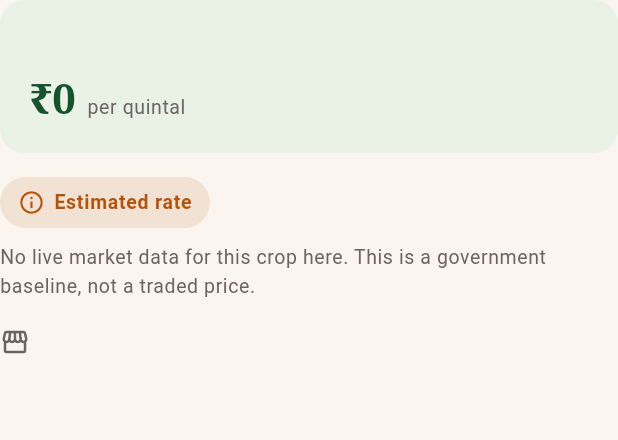
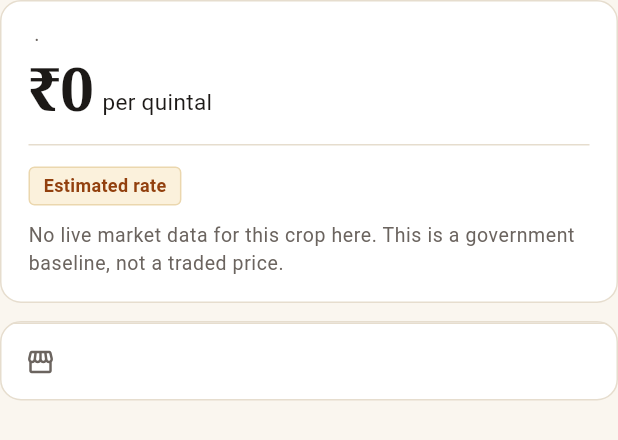
Before and after one commit to Parmarprashant/kisandost, a Flutter app: the _PriceCard widget shown alone on an empty page, opened directly with empty values, on a phone screen of 412 x 824 dp. Shown: the top 440 px of the screen. Run offline on Flutter 3.47's test engine with Material 3 defaults, Android fonts, the phone set to English and light mode, and no system bars; our stand-ins replace cached_network_image, connectivity_plus, dio, firebase_core, firebase_messaging, flutter_image_compress and 10 more; missing offline and left inert: flutter_web_auth_2, home_widget, mobile_scanner; accounts and stored records are empty; network calls fail.

Commit message:
feat(mobile): Market tab, and the mandi card leads with provenance
Renames the Insights tab to Market and swaps its underlined tabs for a
segmented control: mandi rate, yield and margin all answer the same question
and the farmer is switching between them, not navigating away.

The price card now leads with the figure and draws the day's spread. A
single headline rate hides the bottom of the range, which is what a farmer
deciding whether to load the trolley this morning actually needs.

The source badge becomes the shared provenance chip, so a substituted
national average or MSP baseline is marked the same way here as everywhere
else. This route never fails — when the government feed has nothing it
returns a calculated figure with success — so the chip is the only thing
standing between a farmer and a number nobody traded at.

Drops the floating ask button from this tab; it collided with the raised
scan button and Ask is a drawer destination.

```diff
--- a/kisan_app/lib/features/mandi/presentation/mandi_screen.dart
+++ b/kisan_app/lib/features/mandi/presentation/mandi_screen.dart
@@ -4,6 +4,7 @@ import 'package:intl/intl.dart';
 
 import '../../../app/theme/app_colors.dart';
 import '../../../core/network/api_exception.dart';
+import '../../../app/theme/kit.dart';
 import '../../../l10n/app_localizations.dart';
 import '../data/mandi_models.dart';
 import '../data/mandi_repository.dart';
@@ -108,7 +109,8 @@ class _PriceCard extends StatelessWidget {
   @override
   Widget build(BuildContext context) {
     final l10n = L10n.of(context);
-    final text = Theme.of(context).textTheme;
+    final theme = Theme.of(context);
+    final text = theme.textTheme;
     final rupees = NumberFormat.decimalPattern(
       Localizations.localeOf(context).toString(),
     );
@@ -116,34 +118,39 @@ class _PriceCard extends StatelessWidget {
     return Column(
       crossAxisAlignment: CrossAxisAlignment.start,
       children: [
-        Container(
-          width: double.infinity,
-          padding: const EdgeInsets.all(20),
-          decoration: BoxDecoration(
-            borderRadius: BorderRadius.circular(16),
-            color: AppColors.primaryContainer,
-          ),
+        KdCard(
+          padding: const EdgeInsets.fromLTRB(18, 16, 18, 16),
           child: Column(
             crossAxisAlignment: CrossAxisAlignment.start,
             children: [
-              Text(price.crop, style: text.titleMedium),
-              const SizedBox(height: 8),
-              Row(
-                crossAxisAlignment: CrossAxisAlignment.baseline,
-                textBaseline: TextBaseline.alphabetic,
-                children: [
+              // The API can answer with a mandi in a different district from
+              // the one requested, so the returned location is shown here
+              // rather than the query the farmer typed.
               Text(
-                    '₹${rupees.format(price.pricePerQuintal)}',
-                    style: text.displaySmall?.copyWith(
-                      color: AppColors.primary,
+                '${price.crop} · ${price.location}',
+                maxLines: 2,
+                style: text.bodySmall,
               ),
-                  ),
-                  const SizedBox(width: 8),
-                  Text(l10n.mandiPerQuintal, style: text.bodySmall),
-                ],
+              const SizedBox(height: 2),
+              Figure(
+                value: '₹${rupees.format(price.pricePerQuintal)}',
+                unit: l10n.mandiPerQuintal,
+                size: 40,
               ),
               if (price.hasRange) ...[
-                const SizedBox(height: 6),
+                const SizedBox(height: 16),
+                // The day's spread, drawn. A farmer deciding whether to load
+                // the trolley cares about the bottom of the range, which a
+                // single headline figure hides.
+                MiniBars(
+                  values: [
+                    price.minPrice.toDouble(),
+                    price.pricePerQuintal.toDouble(),
+                    price.maxPrice.toDouble(),
+                  ],
+                  height: 44,
+                ),
+                const SizedBox(height: 8),
                 Text(
                   // gen_l10n orders placeholder parameters ALPHABETICALLY,
                   // not in the order they appear in the string. For
@@ -157,14 +164,14 @@ class _PriceCard extends StatelessWidget {
                   style: text.bodySmall,
                 ),
               ],
-            ],
-          ),
-        ),
-        const SizedBox(height: 16),
+              const SizedBox(height: 14),
+              Divider(height: 1, color: theme.colorScheme.outline),
+              const SizedBox(height: 14),
 
               // Where the number came from. The route reports five different
-        // sources and substitutes a calculated baseline when the feed has
-        // nothing, so saying which kind this is matters more than the number.
+              // sources and substitutes a calculated baseline when the feed
+              // has nothing, so saying which kind this is matters more than
+              // the number itself.
               _SourceBadge(confidence: price.confidence),
 
               if (price.confidence != PriceConfidence.live) ...[
@@ -176,10 +183,15 @@ class _PriceCard extends StatelessWidget {
                   style: text.bodySmall,
                 ),
               ],
+            ],
+          ),
+        ),
 
-        const SizedBox(height: 16),
-        // The API can answer with a mandi in a different district from the one
-        // requested, so the returned location is shown rather than the query.
+        const SizedBox(height: 12),
+        KdCard(
+          clip: true,
+          child: Column(
+            children: [
               _Row(icon: Icons.storefront_outlined, label: price.location),
               if (price.arrivalDate.isNotEmpty)
                 _Row(
@@ -188,6 +200,9 @@ class _PriceCard extends StatelessWidget {
                 ),
               if (price.variety.isNotEmpty)
                 _Row(icon: Icons.grass_outlined, label: price.variety),
+            ],
+          ),
+        ),
       ],
     );
   }
@@ -202,43 +217,20 @@ class _SourceBadge extends StatelessWidget {
   Widget build(BuildContext context) {
     final l10n = L10n.of(context);
 
-    final (label, icon, color) = switch (confidence) {
-      PriceConfidence.live => (
-        l10n.mandiLive,
-        Icons.verified_outlined,
-        AppColors.success,
+    return switch (confidence) {
+      PriceConfidence.live => ProvenanceChip.always(
+        Provenance.live,
+        label: l10n.mandiLive,
       ),
-      PriceConfidence.indicative => (
-        l10n.mandiIndicative,
-        Icons.history,
-        AppColors.sky,
+      PriceConfidence.indicative => ProvenanceChip(
+        Provenance.indicative,
+        label: l10n.mandiIndicative,
       ),
-      PriceConfidence.estimated => (
-        l10n.mandiEstimate,
-        Icons.info_outline,
-        AppColors.secondary,
+      PriceConfidence.estimated => ProvenanceChip(
+        Provenance.estimated,
+        label: l10n.mandiEstimate,
       ),
     };
-
-    return Container(
-      padding: const EdgeInsets.symmetric(horizontal: 12, vertical: 8),
-      decoration: BoxDecoration(
-        borderRadius: BorderRadius.circular(999),
-        color: color.withValues(alpha: 0.12),
-      ),
-      child: Row(
-        mainAxisSize: MainAxisSize.min,
-        children: [
-          Icon(icon, size: 18, color: color),
-          const SizedBox(width: 6),
-          Text(
-            label,
-            style: Theme.of(context).textTheme.labelMedium
-                ?.copyWith(color: color),
-          ),
-        ],
-      ),
-    );
   }
 }
 
@@ -250,8 +242,13 @@ class _Row extends StatelessWidget {
 
   @override
   Widget build(BuildContext context) {
-    return Padding(
-      padding: const EdgeInsets.only(bottom: 10),
+    return Container(
+      padding: const EdgeInsets.symmetric(horizontal: 16, vertical: 13),
+      decoration: BoxDecoration(
+        border: Border(
+          top: BorderSide(color: Theme.of(context).colorScheme.outline),
+        ),
+      ),
       child: Row(
         children: [
           Icon(icon, size: 20, color: AppColors.muted),
--- a/kisan_app/lib/features/predictions/presentation/insights_screen.dart
+++ b/kisan_app/lib/features/predictions/presentation/insights_screen.dart
@@ -1,7 +1,7 @@
 import 'package:flutter/material.dart';
 
 import '../../../../app/shell/app_drawer.dart';
-import '../../../app/shell/ask_fab.dart';
+import '../../../app/theme/app_theme.dart';
 import '../../../l10n/app_localizations.dart';
 import '../../mandi/presentation/mandi_screen.dart';
 import 'profit_tab.dart';
@@ -19,21 +19,49 @@ class InsightsScreen extends StatelessWidget {
   Widget build(BuildContext context) {
     final l10n = L10n.of(context);
 
+    final theme = Theme.of(context);
+
     return DefaultTabController(
       length: 3,
       child: Scaffold(
         drawer: const AppDrawer(),
         appBar: AppBar(
-          title: Text(l10n.navInsights),
-          bottom: TabBar(
-            tabs: [
-              Tab(text: l10n.predTabMandi),
-              Tab(text: l10n.predTabYield),
-              Tab(text: l10n.predTabProfit),
-            ],
+          title: Text(l10n.navMarket, style: theme.textTheme.headlineSmall),
+          bottom: PreferredSize(
+            preferredSize: const Size.fromHeight(54),
+            child: Padding(
+              padding: const EdgeInsets.fromLTRB(16, 0, 16, 10),
+              // A segmented control rather than underlined tabs: all three
+              // answer the same question and the farmer is switching between
+              // them, not navigating away.
+              child: Container(
+                padding: const EdgeInsets.all(4),
+                decoration: BoxDecoration(
+                  color: theme.colorScheme.surfaceContainerHighest,
+                  borderRadius: BorderRadius.circular(AppTheme.radiusButton),
+                  border: Border.all(color: theme.colorScheme.outline),
+                ),
+                child: TabBar(
+                  dividerColor: Colors.transparent,
+                  indicatorSize: TabBarIndicatorSize.tab,
+                  indicator: BoxDecoration(
+                    color: theme.colorScheme.primary,
+                    borderRadius: BorderRadius.circular(7),
+                  ),
+                  labelColor: theme.colorScheme.onPrimary,
+                  unselectedLabelColor: theme.colorScheme.onSurfaceVariant,
+                  labelStyle: theme.textTheme.labelMedium,
+                  unselectedLabelStyle: theme.textTheme.labelMedium,
+                  tabs: [
+                    Tab(height: 36, text: l10n.predTabMandi),
+                    Tab(height: 36, text: l10n.predTabYield),
+                    Tab(height: 36, text: l10n.predTabProfit),
+                  ],
+                ),
+              ),
+            ),
           ),
         ),
-        floatingActionButton: const AskFab(),
         body: const TabBarView(
           children: [
             // Mandi keeps its own scaffold-free body so it sits inside the
```
Lines whose indentation alone changed are shown as unchanged.
